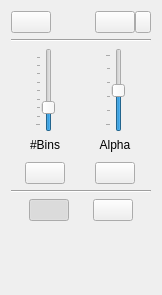
This is gui/dist_view/viewportcontrol.ui in gerbilvis/gerbil as Qt 5 draws it before an edit. The edited form follows.
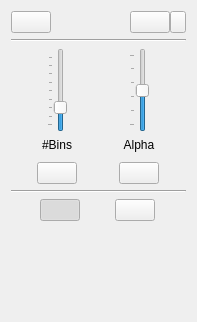
This is the edited form. Icons and pictures are not drawn. Custom widgets are drawn as their Qt base class.

```diff
--- a/gui/dist_view/viewportcontrol.ui
+++ b/gui/dist_view/viewportcontrol.ui
@@ -6,8 +6,8 @@
    <rect>
     <x>0</x>
     <y>0</y>
-    <width>162</width>
-    <height>295</height>
+    <width>197</width>
+    <height>322</height>
    </rect>
   </property>
   <property name="sizePolicy">
```
Left out of the diff: 165 changed lines with no effect on the pictures.
